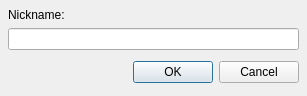
Before: the Qt Designer form gui/nickeditdlg.ui in quassel/quassel, drawn with Qt 5.
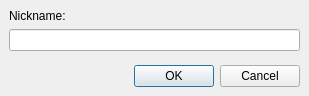
After: the same form once the commit is applied.

Commit message: More small changes, working on the dialogs right now.

Patch:
```diff
--- a/gui/nickeditdlg.ui
+++ b/gui/nickeditdlg.ui
@@ -28,7 +28,7 @@
   </property>
   <layout class="QVBoxLayout" >
    <property name="margin" >
-    <number>8</number>
+    <number>9</number>
    </property>
    <property name="spacing" >
     <number>6</number>
@@ -50,60 +50,23 @@
      </property>
      <property name="sizeHint" >
       <size>
-       <width>20</width>
-       <height>40</height>
+       <width>291</width>
+       <height>16</height>
       </size>
      </property>
     </spacer>
    </item>
    <item>
-    <layout class="QHBoxLayout" >
-     <property name="margin" >
-      <number>0</number>
+    <widget class="QDialogButtonBox" name="buttonBox" >
+     <property name="orientation" >
+      <enum>Qt::Horizontal</enum>
      </property>
-     <property name="spacing" >
-      <number>6</number>
+     <property name="standardButtons" >
+      <set>QDialogButtonBox::Cancel|QDialogButtonBox::NoButton|QDialogButtonBox::Ok</set>
      </property>
-     <item>
-      <spacer>
-       <property name="orientation" >
-        <enum>Qt::Horizontal</enum>
-       </property>
-       <property name="sizeHint" >
-        <size>
-         <width>131</width>
-         <height>31</height>
-        </size>
-       </property>
-      </spacer>
-     </item>
-     <item>
-      <widget class="QPushButton" name="okButton" >
-       <property name="text" >
-        <string>OK</string>
-       </property>
-      </widget>
-     </item>
-     <item>
-      <widget class="QPushButton" name="cancelButton" >
-       <property name="text" >
-        <string>Cancel</string>
-       </property>
-      </widget>
-     </item>
-    </layout>
+    </widget>
    </item>
   </layout>
-  <widget class="QWidget" name="" >
-   <property name="geometry" >
-    <rect>
-     <x>9</x>
-     <y>32</y>
-     <width>325</width>
-     <height>25</height>
-    </rect>
-   </property>
-  </widget>
  </widget>
  <pixmapfunction></pixmapfunction>
  <resources/>
```
Left out of the diff: 35 changed lines with no effect on the pictures. The commit also changes 6 other files.
